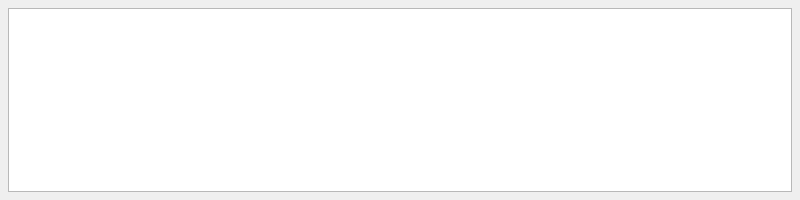
Above: sources/consolewidget.ui from mikaelsundell/usdviewer before the change. Below: the same form after it.
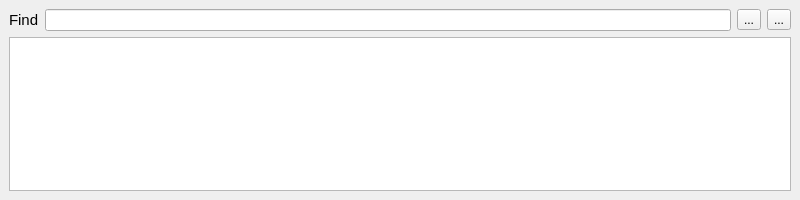
That is the form after the change.

Commit message: Changed python default icon Added previous and next buttons in console Improved margins in docks

```diff
--- a/sources/consolewidget.ui
+++ b/sources/consolewidget.ui
@@ -31,22 +31,65 @@
    </property>
    <item>
     <widget class="QWidget" name="widget" native="true">
+     <layout class="QHBoxLayout" name="horizontalLayout_3">
+      <item>
+       <layout class="QVBoxLayout" name="verticalLayout">
+        <item>
+         <widget class="QWidget" name="widget_2" native="true">
      <layout class="QHBoxLayout" name="horizontalLayout_2">
       <property name="spacing">
        <number>6</number>
       </property>
       <property name="leftMargin">
-       <number>8</number>
+            <number>0</number>
       </property>
       <property name="topMargin">
-       <number>8</number>
+            <number>0</number>
       </property>
       <property name="rightMargin">
-       <number>8</number>
+            <number>0</number>
       </property>
       <property name="bottomMargin">
-       <number>8</number>
-      </property>
+            <number>0</number>
+           </property>
+           <item>
+            <widget class="QLabel" name="label">
+             <property name="font">
+              <font>
+               <pointsize>11</pointsize>
+              </font>
+             </property>
+             <property name="text">
+              <string>Find</string>
+             </property>
+            </widget>
+           </item>
+           <item>
+            <widget class="QLineEdit" name="find"/>
+           </item>
+           <item>
+            <widget class="QToolButton" name="previous">
+             <property name="text">
+              <string>...</string>
+             </property>
+             <property name="shortcut">
+              <string>Shift+F3</string>
+             </property>
+            </widget>
+           </item>
+           <item>
+            <widget class="QToolButton" name="next">
+             <property name="text">
+              <string>...</string>
+             </property>
+             <property name="shortcut">
+              <string>F3</string>
+             </property>
+            </widget>
+           </item>
+          </layout>
+         </widget>
+        </item>
       <item>
        <widget class="QPlainTextEdit" name="log">
         <property name="font">
@@ -58,6 +101,8 @@
          <bool>true</bool>
         </property>
        </widget>
+        </item>
+       </layout>
       </item>
      </layout>
     </widget>
```
Left out of the diff: 3 changed lines with no effect on the pictures. Lines whose indentation alone changed are shown as unchanged. The commit also changes 12 other files.
